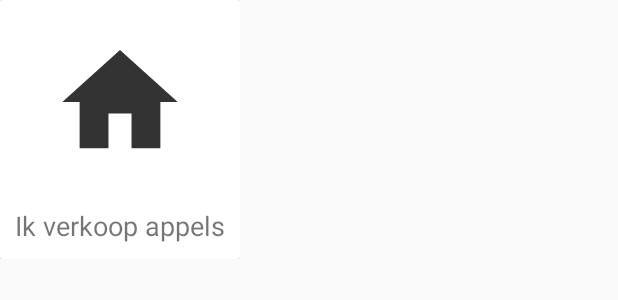
After one commit to Cooliolio/MobileDev, an Android app: the layout post_list_item_small.xml on its own in the app's theme, with its tools: preview values and no code run, on a phone screen of 412 x 824 dp. The commit adds this screen. Shown: the top 300 px of the screen. Run offline under Robolectric (Android 15) with nearby library versions, the phone set to English and light mode, and no system bars.

Commit message:
Changed to Relative Layout, added Small post item

```diff
--- /dev/null
+++ b/app/src/main/res/layout/post_list_item_small.xml
@@ -0,0 +1,39 @@
+<?xml version="1.0" encoding="utf-8"?>
+<android.support.constraint.ConstraintLayout xmlns:android="http://schemas.android.com/apk/res/android"
+    android:layout_width="wrap_content"
+    android:layout_height="wrap_content"
+    xmlns:app="http://schemas.android.com/apk/res-auto"
+    xmlns:tools="http://schemas.android.com/tools"
+    android:id="@+id/parent_layout_small"
+    >
+    <android.support.v7.widget.CardView
+        android:layout_width="match_parent"
+        android:layout_height="match_parent"
+        app:layout_constraintEnd_toEndOf="parent"
+        app:layout_constraintStart_toStartOf="parent"
+        app:layout_constraintTop_toTopOf="parent">
+        <android.support.constraint.ConstraintLayout
+            android:layout_width="wrap_content"
+            android:layout_height="wrap_content"
+            tools:ignore="MissingConstraints">
+            <ImageView
+                android:id="@+id/iv_post_small"
+                android:layout_width="0dp"
+                android:layout_height="120dp"
+                android:src="@drawable/ic_home"
+                android:layout_margin="8dp"
+                app:layout_constraintEnd_toEndOf="parent"
+                app:layout_constraintStart_toStartOf="parent"
+                app:layout_constraintTop_toTopOf="parent"
+                />
+            <TextView
+                android:id="@+id/tv_post_small_title"
+                android:layout_width="wrap_content"
+                android:layout_height="wrap_content"
+                android:text="Ik verkoop appels"
+                android:textSize="18sp"
+                android:padding="10sp"
+                app:layout_constraintTop_toBottomOf="@id/iv_post_small" />
+        </android.support.constraint.ConstraintLayout>
+    </android.support.v7.widget.CardView>
+</android.support.constraint.ConstraintLayout>
```
Also changed, not shown: app/src/main/java/com/MobDev/die_vers/Adapters/rvPostAdapter.java (+17 -5 lines), app/src/main/java/com/MobDev/die_vers/ViewActivities/MainActivity.java (+5 -3 lines), app/src/main/res/layout/activity_main.xml (+16 -39 lines), app/src/main/res/layout/post_list_item.xml (+5 -7 lines).
